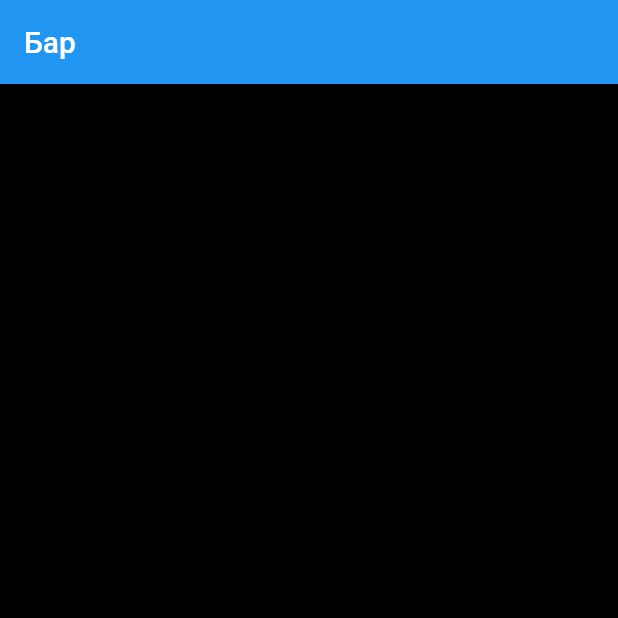
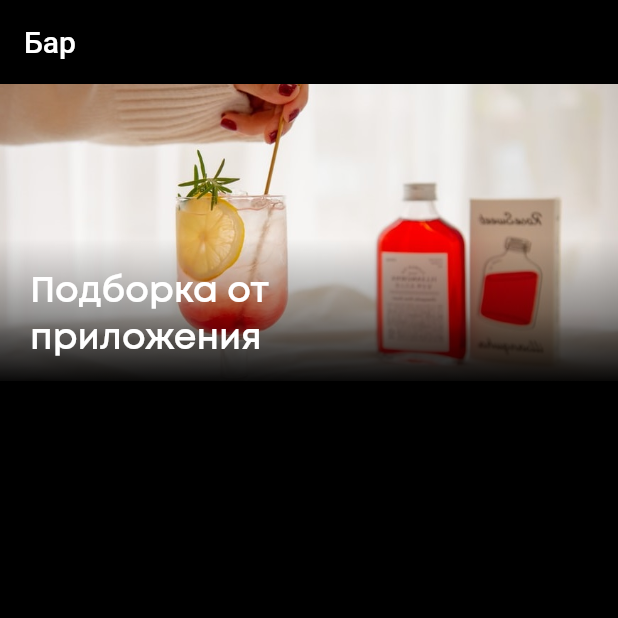
Before and after one commit to fedek1324/uDrink-863-frame, a Flutter app: the screen it shows after launch, on a phone screen of 412 x 824 dp, the top half of it. Run offline on Flutter 3.47's test engine with Material 2 defaults, Android fonts, the phone set to English and light mode, and no system bars; missing offline and left inert: word_break_text.

Commit message:
added PictureHeader and fonts

```diff
--- a/lib/components/flame863.dart
+++ b/lib/components/flame863.dart
@@ -1,12 +1,20 @@
+import 'package:flutter/cupertino.dart';
 import 'package:flutter/material.dart';
+import 'package:frame863/constants.dart';
+import 'package:word_break_text/word_break_text.dart';
 
 class Frame863 extends StatelessWidget {
   const Frame863({Key? key}) : super(key: key);
 
+  // Todo: fix image, fix text wrap, check padding
   @override
   Widget build(BuildContext context) {
+    Size size = MediaQuery.of(context).size;
     return Scaffold(
       appBar: buildAppBar(),
+      //total figma height 1193 px
+      //total figma width 414 px
+      body: PictureHeader(size: size),
     );
   }
 
@@ -17,3 +25,61 @@ class Frame863 extends StatelessWidget {
     );
   }
 }
+
+class PictureHeader extends StatelessWidget {
+  const PictureHeader({
+    Key? key,
+    required this.size,
+  }) : super(key: key);
+
+  final Size size;
+
+  @override
+  Widget build(BuildContext context) {
+    return Stack(children: [
+      Container(
+        height: size.height * 0.24, // 290 / 1193
+        width: size.width,
+        decoration: BoxDecoration(
+          image: DecorationImage(
+            image: AssetImage("assets/images/coctail.jpg"),
+            fit: BoxFit.cover,
+          ),
+          // gradient doesnt work there
+        ),
+      ),
+      Positioned(
+        bottom: 0,
+        child: Container(
+          height: size.height * 0.12,
+          width: size.width,
+          decoration: BoxDecoration(
+            gradient: LinearGradient(
+              begin: Alignment.topCenter,
+              end: Alignment.bottomCenter,
+              colors: <Color>[
+                Colors.black.withAlpha(0),
+                Colors.black38,
+                Colors.black
+              ],
+            ),
+          ),
+        ),
+      ),
+      Container(
+        padding: EdgeInsets.only(
+          left: kDefaultPadding,
+          bottom: size.height * 0.02,
+        ),
+        height: size.height * 0.245, // 0.005 removes white spripe
+        alignment: Alignment.bottomLeft,
+        width: 180,
+        child: Text(
+          'Подборка от приложения',
+          textAlign: TextAlign.start,
+          style: TextStyle(fontFamily: 'Mont', fontSize: 24, fontWeight: FontWeight.bold)
+          ),
+        ),
+    ]);
+  }
+}
--- a/lib/main.dart
+++ b/lib/main.dart
@@ -17,6 +17,7 @@ class MyApp extends StatelessWidget {
       title: 'Frame 863',
       theme: ThemeData(
         scaffoldBackgroundColor: kBackgroundColor,
+        appBarTheme: AppBarTheme(backgroundColor: Colors.black),
         primaryColor: kPrimaryColor,
         textTheme: Theme.of(context).textTheme.apply(bodyColor: kTextColor),
         visualDensity: VisualDensity.adaptivePlatformDensity,
```
Also changed, not shown: pubspec.yaml (+8 -1 lines), assets/fonts/Mont-Bold.ttf (added), assets/fonts/Mont-Light.ttf (added), assets/fonts/Mont-Regular.ttf (added), assets/fonts/Mont-SemiBold.ttf (added), assets/images/coctail.jpg, pubspec.lock.
